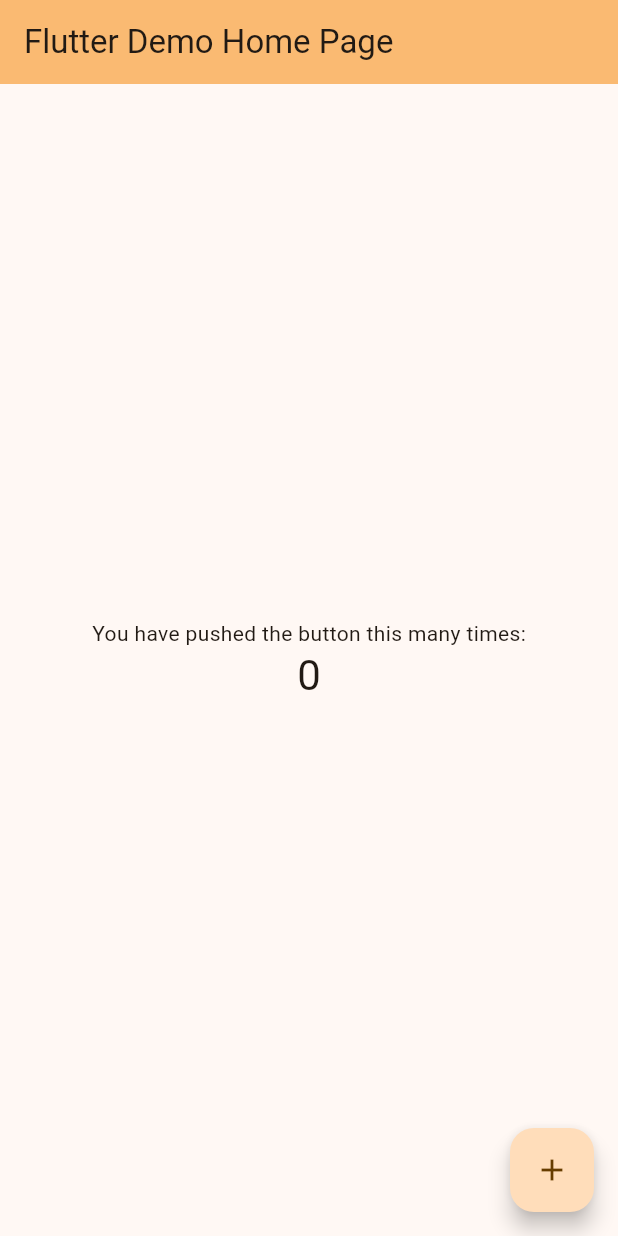
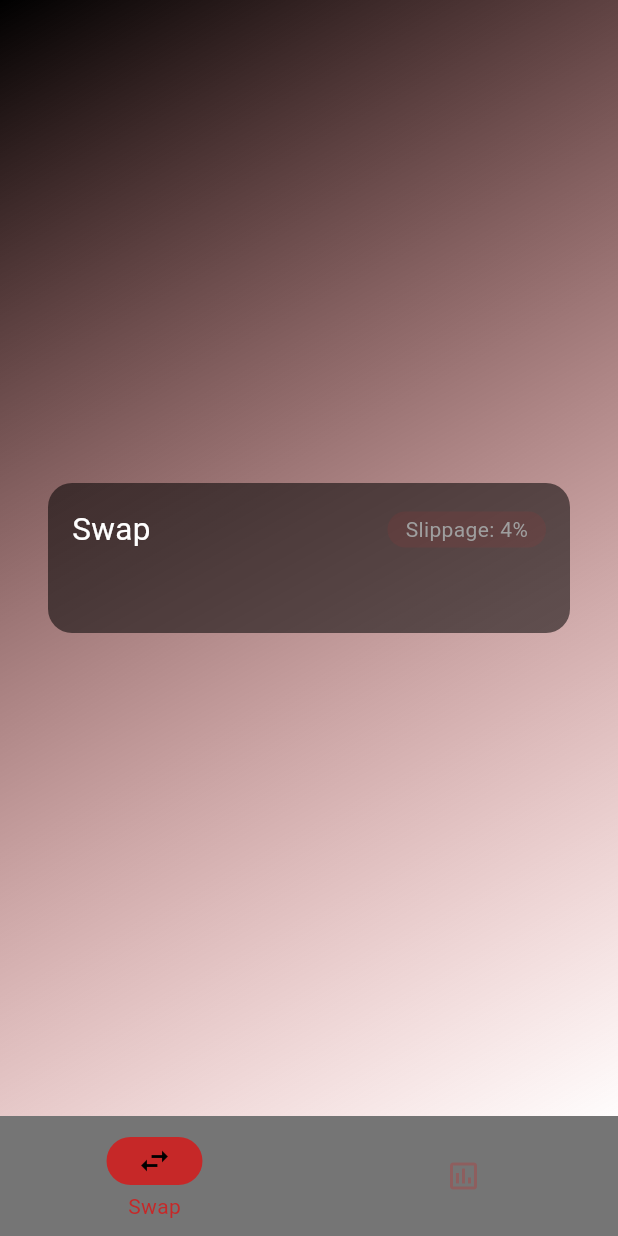
Before and after one commit to iShivam8/kratos, a Flutter app: the screen it shows after launch, on a phone screen of 412 x 824 dp. Run offline on Flutter 3.47's test engine with Material 3 defaults, Android fonts, the phone set to English and light mode, and no system bars; our stand-ins replace hooks_riverpod.

Commit message:
add base

```diff
--- /dev/null
+++ b/mobile/kratos_mobile/lib/components/swap_box.dart
@@ -0,0 +1,48 @@
+import 'package:flutter/material.dart';
+import 'package:hooks_riverpod/hooks_riverpod.dart';
+import 'package:kratos_mobile/constants.dart';
+
+class SwapBox extends HookConsumerWidget {
+  const SwapBox({super.key});
+
+  @override
+  Widget build(BuildContext context, WidgetRef ref) {
+    return Center(
+      child: Container(
+        height: 100,
+        margin: const EdgeInsets.symmetric(horizontal: 32),
+        decoration: BoxDecoration(
+          borderRadius: BorderRadius.circular(16),
+          color: Colors.black54,
+        ),
+        child: Column(
+          children: [
+            Padding(
+              padding: EdgeInsets.all(16.0),
+              child: Row(
+                mainAxisAlignment: MainAxisAlignment.spaceBetween,
+                children: [
+                  const Text(
+                    'Swap',
+                    style: TextStyle(color: Colors.white, fontSize: 21),
+                  ),
+                  Container(
+                    padding: EdgeInsets.symmetric(vertical: 2, horizontal: 12),
+                    child: Text(
+                      'Slippage: 4%',
+                      style: TextStyle(color: Colors.grey),
+                    ),
+                    decoration: BoxDecoration(
+                      borderRadius: BorderRadius.circular(56),
+                      color: orngCol.withOpacity(0.1),
+                    ),
+                  )
+                ],
+              ),
+            )
+          ],
+        ),
+      ),
+    );
+  }
+}
--- /dev/null
+++ b/mobile/kratos_mobile/lib/constants.dart
@@ -0,0 +1,3 @@
+import 'package:flutter/material.dart';
+
+final orngCol = Colors.red.shade800;
--- a/mobile/kratos_mobile/lib/main.dart
+++ b/mobile/kratos_mobile/lib/main.dart
@@ -1,7 +1,13 @@
+import 'package:flutter/cupertino.dart';
 import 'package:flutter/material.dart';
+import 'package:flutter/widgets.dart';
+import 'package:hooks_riverpod/hooks_riverpod.dart';
+import 'package:kratos_mobile/components/swap_box.dart';
+import 'package:kratos_mobile/constants.dart';
+import 'package:kratos_mobile/providers/index_provider.dart';
 
 void main() {
-  runApp(const MyApp());
+  runApp(const ProviderScope(child: MyApp()));
 }
 
 class MyApp extends StatelessWidget {
@@ -11,59 +17,127 @@ class MyApp extends StatelessWidget {
   Widget build(BuildContext context) {
     return MaterialApp(
       debugShowCheckedModeBanner: false,
-      title: 'Flutter Demo',
+      title: 'Kratos App',
       theme: ThemeData(
-        colorScheme: ColorScheme.fromSeed(seedColor: Colors.orangeAccent),
+        colorScheme: ColorScheme.fromSeed(seedColor: Colors.deepOrangeAccent),
         useMaterial3: true,
+        bottomNavigationBarTheme: const BottomNavigationBarThemeData(
+          backgroundColor: Colors.black,
+          selectedItemColor: Colors.white,
+          unselectedItemColor: Colors.white,
+          selectedLabelStyle: TextStyle(color: Colors.white),
+          unselectedLabelStyle: TextStyle(color: Colors.white),
+        ),
       ),
-      home: const MyHomePage(title: 'Flutter Demo Home Page'),
+      home: const MyHomePage(),
     );
   }
 }
 
-class MyHomePage extends StatefulWidget {
-  const MyHomePage({super.key, required this.title});
-  final String title;
+class MyHomePage extends HookConsumerWidget {
+  const MyHomePage({super.key});
 
   @override
-  State<MyHomePage> createState() => _MyHomePageState();
-}
+  Widget build(BuildContext context, WidgetRef ref) {
+    final currentPageIndex =
+        ref.watch(tabIndexStateNotifierProvider).currentPageIndex;
 
-class _MyHomePageState extends State<MyHomePage> {
-  int _counter = 0;
+    final indexNotifier = ref.read(tabIndexStateNotifierProvider.notifier);
 
-  void _incrementCounter() {
-    setState(() {
-      _counter++;
-    });
-  }
-
-  @override
-  Widget build(BuildContext context) {
     return Scaffold(
-      appBar: AppBar(
-        backgroundColor: Theme.of(context).colorScheme.inversePrimary,
-        title: Text(widget.title),
+      bottomNavigationBar: NavigationBar(
+        onDestinationSelected: (int index) {
+          indexNotifier.setCurrentPageIndex(index);
+        },
+        backgroundColor: Colors.black54,
+        indicatorColor: orngCol,
+        selectedIndex: currentPageIndex,
+        labelBehavior: NavigationDestinationLabelBehavior.onlyShowSelected,
+        destinations: <Widget>[
+          NavigationDestination(
+            selectedIcon: Column(
+              mainAxisAlignment: MainAxisAlignment.end,
+              children: [
+                const SizedBox(height: 18),
+                const Icon(Icons.swap_horiz_sharp, color: Colors.black),
+                const SizedBox(height: 8),
+                Text(
+                  "Swap",
+                  style: TextStyle(color: orngCol),
+                ),
+              ],
+            ),
+            icon: Column(
+              mainAxisAlignment: MainAxisAlignment.end,
+              children: [
+                const SizedBox(height: 18),
+                Icon(Icons.home, color: orngCol.withOpacity(0.3)),
+                const SizedBox(height: 8),
+                Text(
+                  "Swap",
+                  style: TextStyle(color: orngCol.withOpacity(0.0)),
+                ),
+              ],
+            ),
+            label: '',
+          ),
+          NavigationDestination(
+            selectedIcon: Column(
+              mainAxisAlignment: MainAxisAlignment.end,
+              children: [
+                const SizedBox(height: 18),
+                const Icon(Icons.poll_outlined, color: Colors.black),
+                const SizedBox(height: 8),
+                Text(
+                  "Pool",
+                  style: TextStyle(color: orngCol),
+                ),
+              ],
+            ),
+            icon: Column(
+              mainAxisAlignment: MainAxisAlignment.end,
+              children: [
+                const SizedBox(height: 18),
+                Icon(Icons.poll_outlined, color: orngCol.withOpacity(0.3)),
+                const SizedBox(height: 8),
+                Text(
+                  "Pool",
+                  style: TextStyle(color: orngCol.withOpacity(0.0)),
+                ),
+              ],
+            ),
+            label: '',
+          ),
+        ],
       ),
-      body: Center(
-        child: Column(
-          mainAxisAlignment: MainAxisAlignment.center,
-          children: <Widget>[
-            const Text(
-              'You have pushed the button this many times:',
+      backgroundColor: Colors.transparent,
+      body: <Widget>[
+        Container(
+          height: double.maxFinite,
+          width: double.maxFinite,
+          decoration: BoxDecoration(
+            gradient: LinearGradient(
+              begin: Alignment.topLeft,
+              end: Alignment.bottomRight,
+              colors: [
+                Colors.black,
+                orngCol.withOpacity(0.01),
+              ],
             ),
-            Text(
-              '$_counter',
-              style: Theme.of(context).textTheme.headlineMedium,
-            ),
-          ],
+          ),
+          child: const SwapBox(),
         ),
-      ),
-      floatingActionButton: FloatingActionButton(
-        onPressed: _incrementCounter,
-        tooltip: 'Increment',
-        child: const Icon(Icons.add),
-      ),
+        Container(
+          height: 100,
+          width: 100,
+          color: Colors.blueAccent,
+        ),
+        Container(
+          height: 100,
+          width: 100,
+          color: Colors.yellow,
+        ),
+      ][currentPageIndex],
     );
   }
 }
--- /dev/null
+++ b/mobile/kratos_mobile/lib/providers/index_provider.dart
@@ -0,0 +1,120 @@
+// import 'package:flutter/material.dart';
+// import 'package:hooks_riverpod/hooks_riverpod.dart';
+// import 'package:paycrunch/data/college_model.dart';
+
+// @immutable
+// class CollegeEmailState {
+//   final bool isLoading;
+//   final int currentPage;
+//   final CollegeModel? selectedCollege;
+//   final CollegeModel? selectedPendingCollege;
+//   final String selectedDomain;
+//   final String collegeUsername;
+//   final String collegeEmail;
+//   final GlobalKey<FormState> emailFormkey;
+//   final PageController pageController;
+
+//   const CollegeEmailState({
+//     this.isLoading = false,
+//     this.currentPage = 0,
+//     this.selectedCollege,
+//     this.selectedPendingCollege,
+//     this.selectedDomain = '',
+//     this.collegeUsername = '',
+//     this.collegeEmail = '',
+//     required this.emailFormkey,
+//     required this.pageController,
+//   });
+
+//   CollegeEmailState copyWith({
+//     bool? isLoading,
+//     int? currentPage,
+//     String? selectedDomain,
+//     String? collegeUsername,
+//     String? collegeEmail,
+//     CollegeModel? selectedCollege,
+//     CollegeModel? selectedPendingCollege,
+//   }) {
+//     return CollegeEmailState(
+//       isLoading: isLoading ?? this.isLoading,
+//       currentPage: currentPage ?? this.currentPage,
+//       selectedDomain: selectedDomain ?? this.selectedDomain,
+//       selectedCollege: selectedCollege ?? this.selectedCollege,
+//       selectedPendingCollege:
+//           selectedPendingCollege ?? this.selectedPendingCollege,
+//       collegeUsername: collegeUsername ?? this.collegeUsername,
+//       collegeEmail: collegeEmail ?? this.collegeEmail,
+//       emailFormkey: emailFormkey,
+//       pageController: pageController,
+//     );
+//   }
+// }
+
+// class CollegeEmailStateNotifier extends StateNotifier<CollegeEmailState> {
+//   CollegeEmailStateNotifier()
+//       : super(CollegeEmailState(
+//           emailFormkey: GlobalKey<FormState>(),
+//           pageController: PageController(),
+//         ));
+
+//   void setLoading(bool value) {
+//     state = state.copyWith(isLoading: value);
+//   }
+
+//   void setCurrentPage(int page) {
+//     state = state.copyWith(currentPage: page);
+//   }
+
+//   void setSelectedDomain(String domain) {
+//     state = state.copyWith(selectedDomain: domain);
+//   }
+
+//   void setCollegeUsername(String username) {
+//     state = state.copyWith(collegeUsername: username);
+//   }
+
+//   void setCollegeEmail(String email) {
+//     state = state.copyWith(collegeEmail: email);
+//   }
+
+//   void setCollege(CollegeModel? collegeModel) {
+//     state = state.copyWith(selectedCollege: collegeModel);
+//   }
+
+//   void setPendingCollege(CollegeModel? collegeModel) {
+//     state = state.copyWith(selectedPendingCollege: collegeModel);
+//   }
+// }
+
+// final collegeEmailStateNotifierProvider =
+//     StateNotifierProvider<CollegeEmailStateNotifier, CollegeEmailState>(
+//   (ref) => CollegeEmailStateNotifier(),
+// );
+
+import 'package:flutter/material.dart';
+import 'package:hooks_riverpod/hooks_riverpod.dart';
+
+@immutable
+class TabIndexState {
+  final int currentPageIndex;
+
+  const TabIndexState({this.currentPageIndex = 0});
+
+  TabIndexState copyWith({int? currentPageIndex}) {
+    return TabIndexState(
+        currentPageIndex: currentPageIndex ?? this.currentPageIndex);
+  }
+}
+
+class TabIndexStateNotifier extends StateNotifier<TabIndexState> {
+  TabIndexStateNotifier() : super(const TabIndexState());
+
+  void setCurrentPageIndex(int index) {
+    state = state.copyWith(currentPageIndex: index);
+  }
+}
+
+final tabIndexStateNotifierProvider =
+    StateNotifierProvider<TabIndexStateNotifier, TabIndexState>(
+  (ref) => TabIndexStateNotifier(),
+);
--- a/mobile/kratos_mobile/pubspec.yaml
+++ b/mobile/kratos_mobile/pubspec.yaml
@@ -35,7 +35,7 @@ dependencies:
   # The following adds the Cupertino Icons font to your application.
   # Use with the CupertinoIcons class for iOS style icons.
   cupertino_icons: ^1.0.6
-  web3modal_flutter: ^3.1.3
+  hooks_riverpod: ^2.5.1
 
 dev_dependencies:
   flutter_test:
```
Also changed, not shown: mobile/kratos_mobile/lib/pages/swap_page.dart (added), mobile/kratos_mobile/pubspec.lock, 6 other files.
